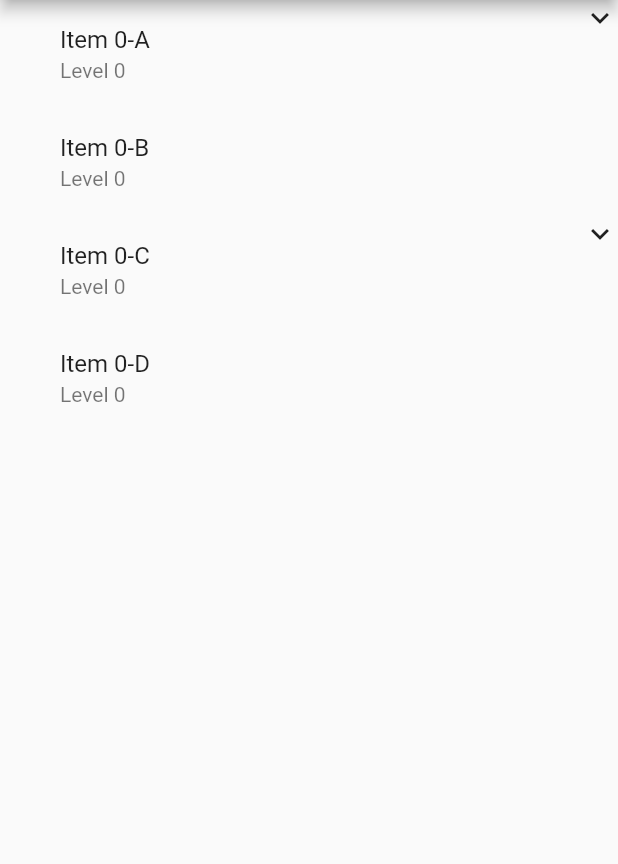
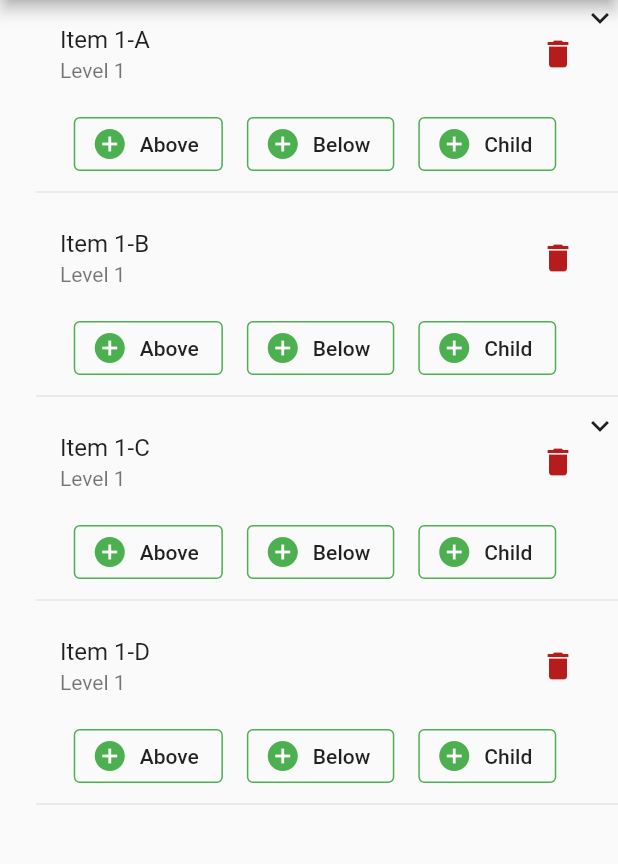
Before and after one commit to embraceitmobile/animated_tree_view, a Flutter app: the screen it shows after launch, on a phone screen of 412 x 824 dp, the part 84-948 px from its top. Run offline on Flutter 3.47's test engine with Material 2 defaults, Android fonts, the light colour scheme and no system bars; statements that could not run were skipped.

Commit message:
feat: add list modification buttons to example tile

```diff
--- a/example/lib/main.dart
+++ b/example/lib/main.dart
@@ -32,6 +32,8 @@ class MyHomePage extends StatefulWidget {
 }
 
 class _MyHomePageState extends State<MyHomePage> {
+  final controller = InsertableMultiLevelListViewController<RowItem>();
+
   @override
   Widget build(BuildContext context) {
     return Scaffold(
@@ -39,15 +41,54 @@ class _MyHomePageState extends State<MyHomePage> {
         title: Text(widget.title),
       ),
       body: Center(
-        child: MultiLevelListView<RowItem>(
+        child: MultiLevelListView<RowItem>.insertable(
           initialItems: items,
-          builder: (context, level, item) => ListTile(
-            title: Text(item.title),
-            subtitle: Text('${item.subTitle}'),
+          controller: controller,
+          builder: (context, level, item) => Column(
+            mainAxisSize: MainAxisSize.min,
+            children: [
+              ListTile(
+                title: Text("Item ${item.level}-${ALPHABET_MAPPER[item.index]}"),
+                subtitle: Text('Level $level'),
+                trailing: IconButton(
+                  icon: Icon(Icons.delete, color: Colors.red[900]),
+                  onPressed: () {},
+                ),
+              ),
+              SingleChildScrollView(
+                scrollDirection: Axis.horizontal,
+                child: Row(
+                  mainAxisSize: MainAxisSize.max,
+                  mainAxisAlignment: MainAxisAlignment.spaceBetween,
+                  crossAxisAlignment: CrossAxisAlignment.center,
+                  children: [
+                    buildButton("Above", () {}),
+                    buildButton("Below", () {}),
+                    buildButton("Child", () {}),
+                  ],
+                ),
+              ),
+              Divider(),
+            ],
           ),
         ),
       ),
       // This trailing comma makes auto-formatting nicer for build methods.
     );
   }
+
+  Widget buildButton(String label, VoidCallback onPressed) {
+    return Padding(
+      padding: const EdgeInsets.only(right: 16.0),
+      child: FlatButton.icon(
+        shape: RoundedRectangleBorder(
+          side: BorderSide(color: Colors.green),
+          borderRadius: BorderRadius.all(Radius.circular(4)),
+        ),
+        icon: Icon(Icons.add_circle, color: Colors.green),
+        label: Text(label),
+        onPressed: onPressed,
+      ),
+    );
+  }
 }
--- a/example/lib/mocks.dart
+++ b/example/lib/mocks.dart
@@ -3,52 +3,42 @@ import 'package:multi_level_list_view/multi_level_list_view.dart';
 
 class RowItem with Node<RowItem> {
   final List<RowItem> children;
-  final String title;
-  final String subTitle;
+  final int index;
 
   RowItem({
-    @required this.title,
-    this.subTitle = "",
+    @required this.index,
     this.children = const <RowItem>[],
   });
 }
 
 List<RowItem> items = [
-  RowItem(title: "Item 0-A", subTitle: "Level 0", children: <RowItem>[
-    RowItem(title: "Item 1-A", subTitle: "Level 1", children: <RowItem>[]),
+  RowItem(index: 1, children: <RowItem>[
+    RowItem(index: 1, children: <RowItem>[]),
   ]),
-  RowItem(
-    title: "Item 0-B",
-    subTitle: "Level 0",
-  ),
-  RowItem(title: "Item 0-C", subTitle: "Level 0", children: <RowItem>[
-    RowItem(
-      title: "Item 1-A",
-      subTitle: "Level 1",
-    ),
-    RowItem(
-      title: "Item 1-B",
-      subTitle: "Level 1",
-    ),
-    RowItem(title: "Item 1-C", subTitle: "Level 1", children: <RowItem>[
-      RowItem(title: "Item 2-A", subTitle: "Level 2", children: <RowItem>[
-        RowItem(
-          title: "Item 3-A",
-          subTitle: "Level 3",
-        ),
-        RowItem(
-          title: "Item 3-B",
-          subTitle: "Level 3",
-        ),
-        RowItem(
-          title: "Item 3-C",
-          subTitle: "Level 3",
-        ),
+  RowItem(index: 2),
+  RowItem(index: 3, children: <RowItem>[
+    RowItem(index: 1),
+    RowItem(index: 2),
+    RowItem(index: 3, children: <RowItem>[
+      RowItem(index: 1, children: <RowItem>[
+        RowItem(index: 1),
+        RowItem(index: 2),
+        RowItem(index: 3),
       ]),
     ]),
   ]),
-  RowItem(
-    title: "Item 0-D",
-    subTitle: "Level 0",
-  ),
+  RowItem(index: 4),
 ];
+
+const Map<int, String> ALPHABET_MAPPER = {
+  1: "A",
+  2: "B",
+  3: "C",
+  4: "D",
+  5: "E",
+  6: "F",
+  7: "G",
+  8: "H",
+  9: "I",
+  10: "J"
+};
--- a/lib/multi_level_list_view.dart
+++ b/lib/multi_level_list_view.dart
@@ -11,6 +11,7 @@ import 'package:multi_level_list_view/widgets/list_item_container.dart';
 
 export 'package:multi_level_list_view/tree_structures/tree_list/tree_list.dart';
 export 'package:multi_level_list_view/tree_structures/node.dart';
+export 'package:multi_level_list_view/controllers/multilevel_list_view_controller.dart';
 
 typedef LeveledIndexedWidgetBuilder<T> = Widget Function(
     BuildContext context, int level, T item);
@@ -23,7 +24,7 @@ const DEFAULT_SHOW_EXPANSION_INDICATOR = true;
 
 class MultiLevelListView<T extends Node<T>> extends StatefulWidget {
   final ListenableIterableTree<T> listenableTree;
-  final LeveledIndexedWidgetBuilder builder;
+  final LeveledIndexedWidgetBuilder<T> builder;
   final MultiLevelListViewController<T> controller;
   final bool showExpansionIndicator;
   final Icon expandIcon;
@@ -56,7 +57,7 @@ class MultiLevelListView<T extends Node<T>> extends StatefulWidget {
   /// items at index positions, use the alternate [MultiLevelListView.insertable]
   factory MultiLevelListView({
     Key key,
-    @required LeveledIndexedWidgetBuilder builder,
+    @required LeveledIndexedWidgetBuilder<T> builder,
     List<T> initialItems,
     EfficientMultiLevelListViewController<T> controller,
     VoidCallback onTap,
@@ -91,7 +92,7 @@ class MultiLevelListView<T extends Node<T>> extends StatefulWidget {
   /// node, use the more efficient [MultiLevelListView] instead.
   factory MultiLevelListView.insertable({
     Key key,
-    @required LeveledIndexedWidgetBuilder builder,
+    @required LeveledIndexedWidgetBuilder<T> builder,
     List<T> initialItems,
     InsertableMultiLevelListViewController<T> controller,
     VoidCallback onTap,
```
